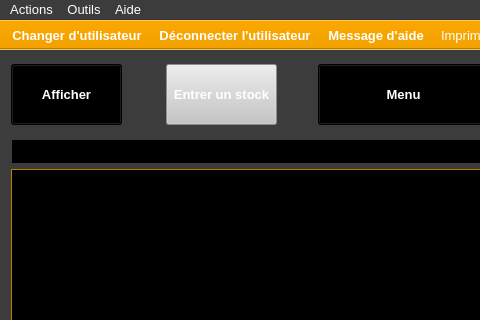
Old version of the form ui/yeroth-erp-stocks-window.ui in the repository xnoumbissinoundou/yeroth-erp-3.0; both pictures show x 0 to 480 and y 0 to 320 of the 800 by 600 pixel window.
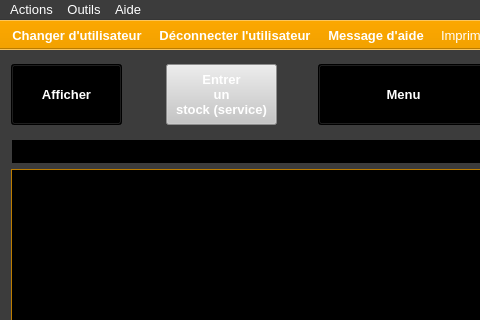
New version of the form. Icons and pictures are not drawn. Custom widgets are drawn as their Qt base class.

```diff
--- a/ui/yeroth-erp-stocks-window.ui
+++ b/ui/yeroth-erp-stocks-window.ui
@@ -1305,7 +1305,9 @@
      </font>
     </property>
     <property name="text">
-     <string>Entrer un stock</string>
+     <string>Entrer 
+un 
+stock (service)</string>
     </property>
    </widget>
    <widget class="YerothPushButton" name="pushButton_inventaire_des_stocks">
```
